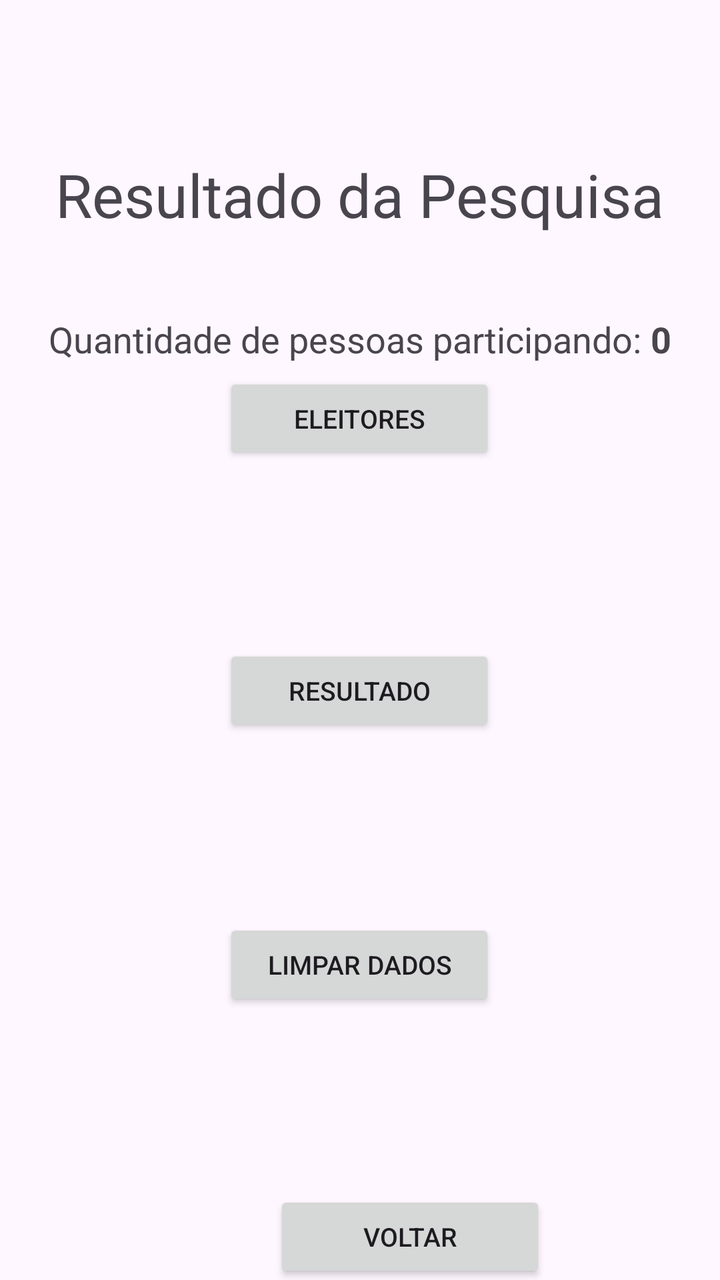
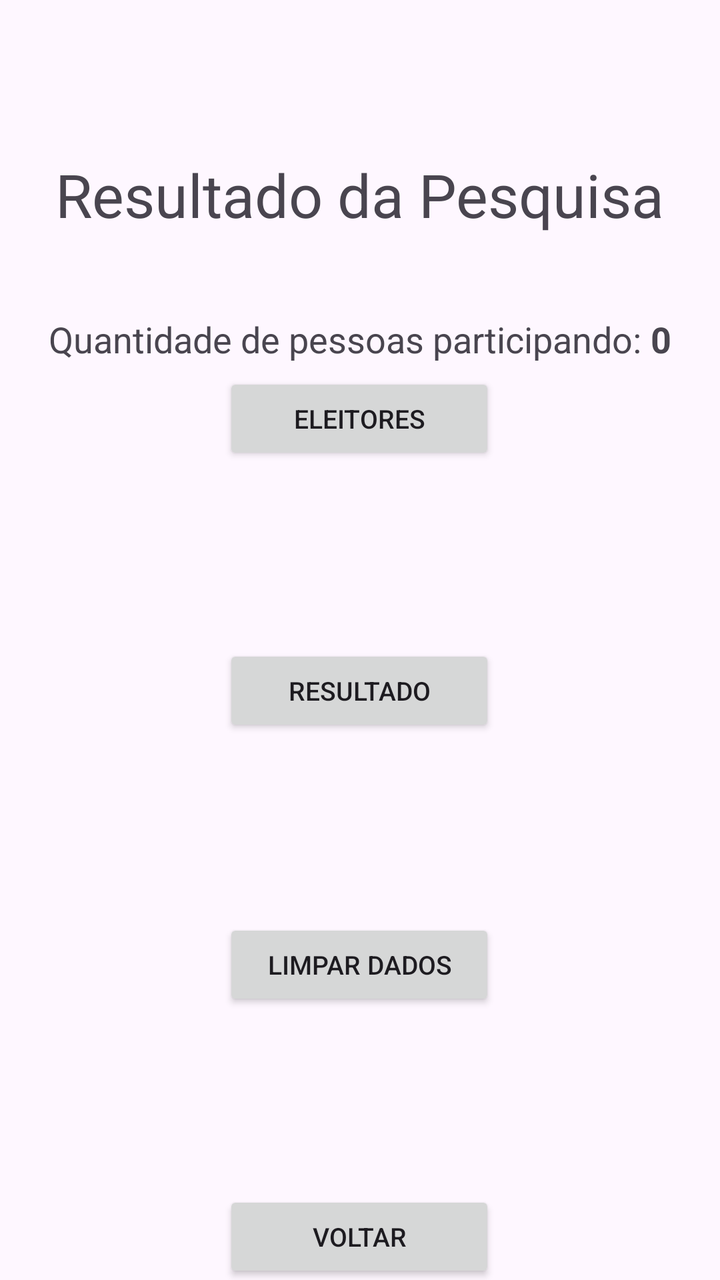

Before-and-after screenshots of an Android layout around one commit, followed by the original layout XML and the change that was made.
<!-- AndroidManifest.xml: application theme Theme.CampanhaEleitoral -->
<!-- res/layout/activity_admin.xml -->
<?xml version="1.0" encoding="utf-8"?>
<androidx.constraintlayout.widget.ConstraintLayout xmlns:android="http://schemas.android.com/apk/res/android"
    xmlns:app="http://schemas.android.com/apk/res-auto"
    xmlns:tools="http://schemas.android.com/tools"
    android:id="@+id/main"
    android:layout_width="match_parent"
    android:layout_height="match_parent"
    tools:context=".AdminActivity">


    <TextView
        android:id="@+id/textView3"
        android:layout_width="wrap_content"
        android:layout_height="wrap_content"
        android:layout_marginStart="52dp"
        android:layout_marginTop="77dp"
        android:layout_marginEnd="52dp"
        android:text="Resultado da Pesquisa"
        android:textSize="30sp"
        app:layout_constraintEnd_toEndOf="parent"
        app:layout_constraintStart_toStartOf="parent"
        app:layout_constraintTop_toTopOf="parent" />

    <TextView
        android:id="@+id/textView4"
        android:layout_width="wrap_content"
        android:layout_height="wrap_content"
        android:layout_marginTop="40dp"
        android:text="Quantidade de pessoas participando: "
        android:textSize="18sp"
        app:layout_constraintEnd_toStartOf="@+id/tvQnt"
        app:layout_constraintHorizontal_chainStyle="packed"
        app:layout_constraintStart_toStartOf="parent"
        app:layout_constraintTop_toBottomOf="@+id/textView3" />

    <TextView
        android:id="@+id/tvQnt"
        android:layout_width="wrap_content"
        android:layout_height="wrap_content"
        android:text="0"
        android:textSize="18sp"
        android:textStyle="bold"
        app:layout_constraintBottom_toBottomOf="@+id/textView4"
        app:layout_constraintEnd_toEndOf="parent"
        app:layout_constraintStart_toEndOf="@+id/textView4"
        app:layout_constraintTop_toTopOf="@+id/textView4" />

    <Button
        android:id="@+id/btEleitores"
        android:layout_width="136dp"
        android:layout_height="46dp"
        android:layout_marginStart="160dp"
        android:layout_marginTop="69dp"
        android:layout_marginEnd="161dp"
        android:layout_marginBottom="45dp"
        android:text="Eleitores"
        android:textSize="13sp"
        app:layout_constraintBottom_toTopOf="@+id/btResultado"
        app:layout_constraintEnd_toEndOf="parent"
        app:layout_constraintStart_toStartOf="parent"
        app:layout_constraintTop_toBottomOf="@+id/textView4" />

    <Button
        android:id="@+id/btResultado"
        android:layout_width="136dp"
        android:layout_height="46dp"
        android:layout_marginStart="160dp"
        android:layout_marginTop="45dp"
        android:layout_marginEnd="161dp"
        android:layout_marginBottom="45dp"
        android:text="Resultado"
        android:textSize="13sp"
        app:layout_constraintBottom_toTopOf="@+id/btLimpar"
        app:layout_constraintEnd_toEndOf="parent"
        app:layout_constraintStart_toStartOf="parent"
        app:layout_constraintTop_toBottomOf="@+id/btEleitores" />

    <Button
        android:id="@+id/btLimpar"
        android:layout_width="136dp"
        android:layout_height="46dp"
        android:layout_marginStart="137dp"
        android:layout_marginTop="46dp"
        android:layout_marginEnd="138dp"
        android:layout_marginBottom="45dp"
        android:text="Limpar Dados"
        android:textSize="13sp"
        app:layout_constraintBottom_toTopOf="@+id/btRetornar"
        app:layout_constraintEnd_toEndOf="parent"
        app:layout_constraintStart_toStartOf="parent"
        app:layout_constraintTop_toBottomOf="@+id/btResultado" />

    <Button
        android:id="@+id/btRetornar"
        android:layout_width="136dp"
        android:layout_height="46dp"
        android:layout_marginStart="137dp"
        android:layout_marginTop="45dp"
        android:layout_marginEnd="138dp"
        android:layout_marginBottom="63dp"
        android:text="Voltar"
        android:textSize="13sp"
        app:layout_constraintBottom_toBottomOf="parent"
        app:layout_constraintEnd_toEndOf="parent"
        app:layout_constraintHorizontal_bias="0.0"
        app:layout_constraintStart_toStartOf="parent"
        app:layout_constraintTop_toBottomOf="@+id/btLimpar" />

</androidx.constraintlayout.widget.ConstraintLayout>
<!-- resources referenced by this layout -->
<resources>
  <style name="Theme.CampanhaEleitoral" parent="Base.Theme.CampanhaEleitoral" />
  <style name="Base.Theme.CampanhaEleitoral" parent="Theme.Material3.DayNight.NoActionBar">
          
          
      </style>
</resources>

<!-- the commit's change to res/layout/activity_admin.xml (unified diff, before → after) -->
@@ -102,7 +102,6 @@
         android:textSize="13sp"
         app:layout_constraintBottom_toBottomOf="parent"
         app:layout_constraintEnd_toEndOf="parent"
-        app:layout_constraintHorizontal_bias="0.0"
         app:layout_constraintStart_toStartOf="parent"
         app:layout_constraintTop_toBottomOf="@+id/btLimpar" />
 
